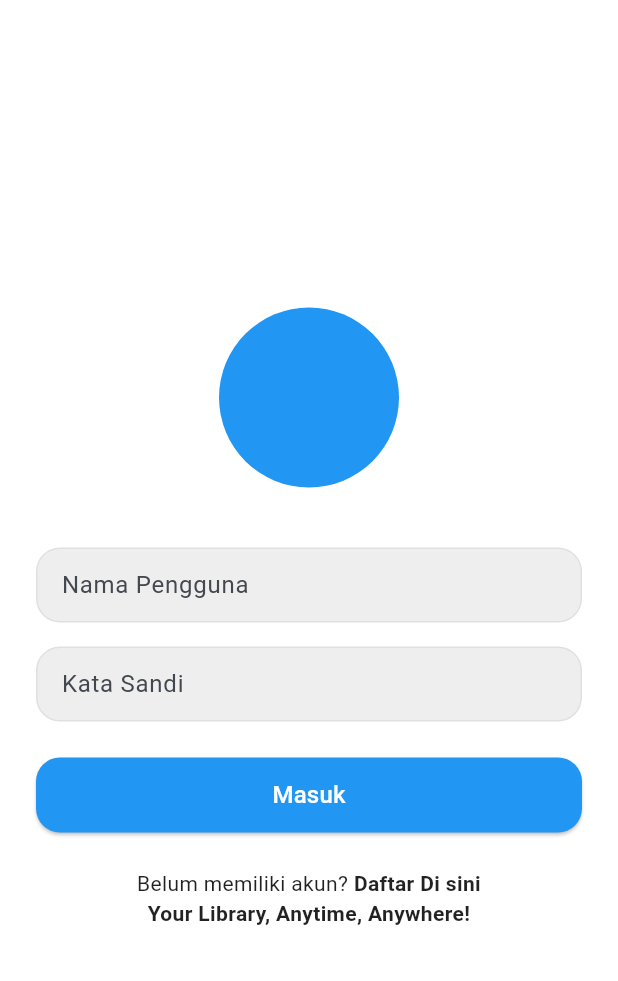
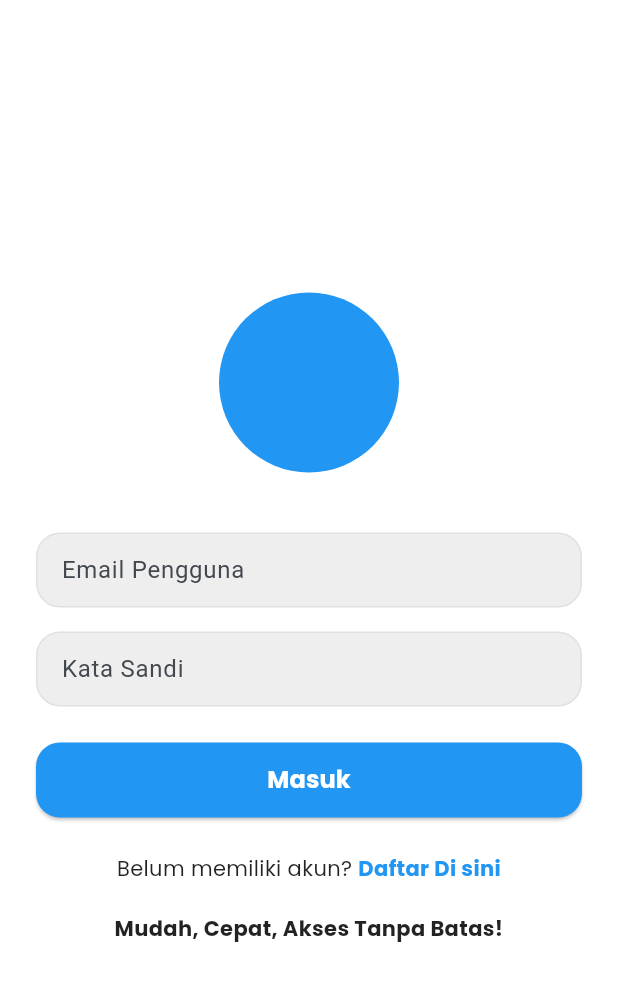
Before and after one commit to chantikaanas/EasyLib, a Flutter app: the LoginPage screen opened directly, on a phone screen of 412 x 824 dp. Shown: the top 981 px of the screen. Run offline on Flutter 3.47's test engine with Material 3 defaults, Android fonts, the light colour scheme and no system bars; our stand-ins replace flutter_dotenv, google_fonts; missing offline and left inert: groq, qr_code_scanner_plus.

Commit message:
Upd: Add QR code scanning feature and update login page; enhance UI and dependencies

```diff
--- a/lib/auth/login.dart
+++ b/lib/auth/login.dart
@@ -1,20 +1,6 @@
+import 'package:flutter/gestures.dart';
 import 'package:flutter/material.dart';
-
-void main() {
-  runApp(const MyApp());
-}
-
-class MyApp extends StatelessWidget {
-  const MyApp({super.key});
-
-  @override
-  Widget build(BuildContext context) {
-    return const MaterialApp(
-      debugShowCheckedModeBanner: false,
-      home: LoginPage(),
-    );
-  }
-}
+import 'package:google_fonts/google_fonts.dart';
 
 class LoginPage extends StatelessWidget {
   const LoginPage({super.key});
@@ -52,7 +38,7 @@ class LoginPage extends StatelessWidget {
                   child: const TextField(
                     decoration: InputDecoration(
                       border: InputBorder.none,
-                      hintText: 'Nama Pengguna',
+                      hintText: 'Email Pengguna',
                     ),
                   ),
                 ),
@@ -87,34 +73,40 @@ class LoginPage extends StatelessWidget {
                         borderRadius: BorderRadius.circular(16),
                       ),
                     ),
-                    onPressed: () {},
-                    child: const Text(
+                    onPressed: () {
+                      Navigator.of(context).pushNamed('/main');
+                    },
+                    child: Text(
                       'Masuk',
-                      style: TextStyle(
-                        fontSize: 16,
-                        color: Colors.white, // Ubah warna teks jadi putih
-                      ),
+                      style: GoogleFonts.poppins(
+                          fontSize: 16,
+                          color: Colors.white,
+                          fontWeight: FontWeight.bold),
                     ),
                   ),
                 ),
                 const SizedBox(height: 24),
 
-                // Teks daftar dan slogan
-                const Text.rich(
+                Text.rich(
                   TextSpan(
                     text: 'Belum memiliki akun? ',
-                    style: TextStyle(color: Colors.black87),
+                    style: GoogleFonts.poppins(
+                      color: Colors.black87,
+                    ),
                     children: [
                       TextSpan(
-                        text: 'Daftar Di sini\n',
-                        style: TextStyle(
-                          fontWeight: FontWeight.bold,
-                        ),
+                        text: 'Daftar Di sini\n\n',
+                        style: GoogleFonts.poppins(
+                            fontWeight: FontWeight.bold, color: Colors.blue),
+                        recognizer: TapGestureRecognizer()
+                          ..onTap = () {
+                            Navigator.pushNamed(context, '/register');
+                          },
                       ),
                       TextSpan(
-                        text: 'Your Library, Anytime, Anywhere!',
-                        style: TextStyle(
-                          fontWeight: FontWeight.bold,
+                        text: 'Mudah, Cepat, Akses Tanpa Batas!',
+                        style: GoogleFonts.poppins(
+                          fontWeight: FontWeight.w700,
                         ),
                       ),
                     ],
--- a/lib/faq/faq_ai_chat.dart
+++ b/lib/faq/faq_ai_chat.dart
@@ -126,7 +126,9 @@ class _FAQAIChatPageState extends State<FAQAIChatPage> {
                   ),
                   child: Text(
                     'Kirim',
-                    style: GoogleFonts.poppins(),
+                    style: GoogleFonts.poppins(
+                      color: Colors.white,
+                    ),
                   ),
                 ),
               ],
--- a/lib/mainPage.dart
+++ b/lib/mainPage.dart
@@ -1,3 +1,4 @@
+import 'package:easy_lib/QrScan.dart';
 import 'package:easy_lib/faq/faq_page.dart';
 import 'package:easy_lib/homepage.dart';
 import 'package:easy_lib/profilePage.dart';
@@ -32,7 +33,7 @@ class _MainPageState extends State<MainPage> {
             child: HomePage(),
           ),
           Center(
-            child: Text('Scan Qr'),
+            child: QrScanPage(),
           ),
           Center(
             child: ProfilePage(),
--- a/lib/profilePage.dart
+++ b/lib/profilePage.dart
@@ -40,12 +40,6 @@ class _profilePageState extends State<ProfilePage> {
                       padding: EdgeInsets.only(bottom: 90),
                       children: [
                         Column(children: [
-                          BookCard(),
-                          SizedBox(height: 10),
-                          BookCard(),
-                          SizedBox(height: 10),
-                          BookCard(),
-                          SizedBox(height: 10),
                           BookCard(),
                           SizedBox(height: 10),
                         ])
--- a/pubspec.yaml
+++ b/pubspec.yaml
@@ -37,6 +37,7 @@ dependencies:
   google_fonts: ^6.2.1
   groq: ^1.0.0
   flutter_dotenv: ^5.1.0
+  qr_code_scanner_plus: ^2.0.10+1
 
 dev_dependencies:
   flutter_test:
```
Also changed, not shown: lib/QrScan.dart (added, +66 -0 lines), lib/auth/register.dart (+30 -38 lines), lib/booklist.dart (+31 -15 lines), lib/homepage.dart (+0 -7 lines), lib/main.dart (+8 -1 lines), lib/searchpage.dart (+19 -11 lines), pubspec.lock, 1 other file.
